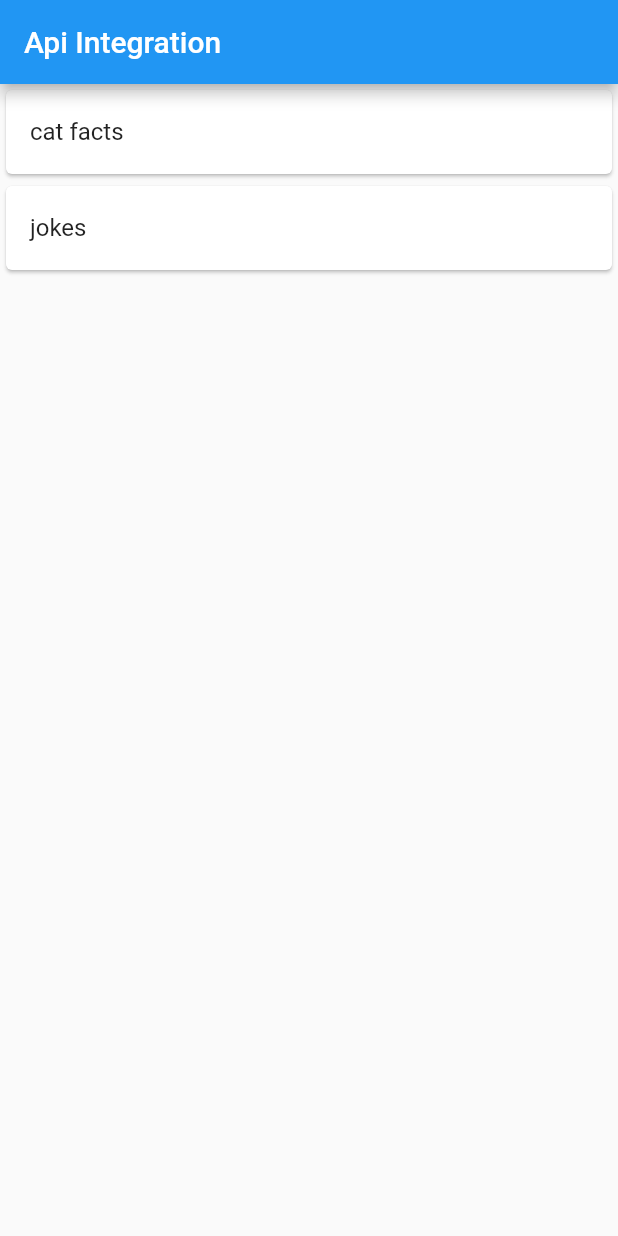
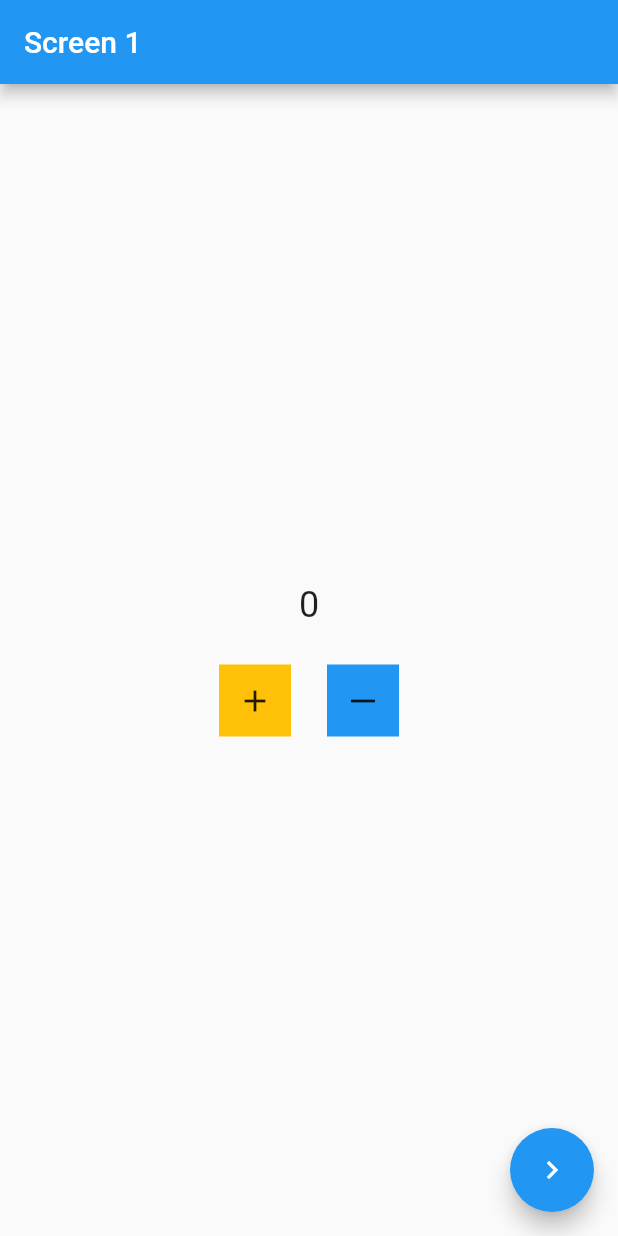
Before and after one commit to CodeCrypt05/API-Integration, a Flutter app: the screen it shows after launch, on a phone screen of 412 x 824 dp. Run offline on Flutter 3.47's test engine with Material 2 defaults, Android fonts, the phone set to English and light mode, and no system bars; our stand-ins replace flutter_bloc, shimmer.

Commit message:
practice provider

```diff
--- /dev/null
+++ b/lib/bloc/count_event.dart
@@ -0,0 +1,5 @@
+abstract class CountEvent {}
+
+class IncrementEvent extends CountEvent {}
+
+class DecrementEvent extends CountEvent {}
--- /dev/null
+++ b/lib/bloc/count_state.dart
@@ -0,0 +1,6 @@
+abstract class CountState {}
+
+class InitialState extends CountState {
+  final int count;
+  InitialState(this.count);
+}
--- a/lib/main.dart
+++ b/lib/main.dart
@@ -1,6 +1,13 @@
+import 'package:api_integration1/bloc/count_bloc.dart';
+import 'package:api_integration1/pages/number_count/number_count1.dart';
+import 'package:api_integration1/pages/number_count_with_provider/screen1.dart';
+import 'package:api_integration1/provider/count_provider.dart';
+import 'package:api_integration1/screens/shimmer_wffect.dart';
 import 'package:flutter/material.dart';
 
 import 'package:api_integration1/screens/home.dart';
+import 'package:flutter_bloc/flutter_bloc.dart';
+import 'package:provider/provider.dart';
 
 void main() {
   runApp(const MyApp());
@@ -12,13 +19,16 @@ class MyApp extends StatelessWidget {
   // This widget is the root of your application.
   @override
   Widget build(BuildContext context) {
-    return MaterialApp(
-      title: 'Flutter Demo',
-      theme: ThemeData(
-        primarySwatch: Colors.blue,
-        visualDensity: VisualDensity.adaptivePlatformDensity,
+    return ChangeNotifierProvider(
+      create: (context) => CountProvider(),
+      child: MaterialApp(
+        title: 'Flutter Demo',
+        theme: ThemeData(
+          primarySwatch: Colors.blue,
+          visualDensity: VisualDensity.adaptivePlatformDensity,
+        ),
+        home: Screen1(),
       ),
-      home: HomeScreen(),
     );
   }
 }
--- /dev/null
+++ b/lib/pages/number_count_with_provider/screen1.dart
@@ -0,0 +1,75 @@
+import 'package:api_integration1/pages/number_count_with_provider/screen2.dart';
+import 'package:api_integration1/provider/count_provider.dart';
+import 'package:flutter/material.dart';
+import 'package:provider/provider.dart';
+
+class Screen1 extends StatefulWidget {
+  const Screen1({super.key});
+
+  @override
+  State<Screen1> createState() => _Screen1State();
+}
+
+class _Screen1State extends State<Screen1> {
+  @override
+  Widget build(BuildContext context) {
+    return Scaffold(
+      floatingActionButton: FloatingActionButton(
+        onPressed: () {},
+        child: Icon(Icons.navigate_next_outlined),
+      ),
+      appBar: AppBar(
+        title: Text('Screen 1'),
+      ),
+      body: Consumer<CountProvider>(
+        builder: (context, value, child) {
+          final count = value.count;
+          return Container(
+            width: double.infinity,
+            margin: EdgeInsets.only(left: 20, right: 20),
+            child: Column(
+              mainAxisAlignment: MainAxisAlignment.center,
+              children: [
+                Text(
+                  count.toString(),
+                  style: TextStyle(fontSize: 24),
+                ),
+                Container(
+                  margin: EdgeInsets.only(top: 26),
+                  child: Row(
+                    mainAxisAlignment: MainAxisAlignment.center,
+                    children: [
+                      Container(
+                        color: Colors.amber,
+                        child: IconButton(
+                          onPressed: () {
+                            value.incrementNumber();
+                          },
+                          icon: Icon(Icons.add),
+                        ),
+                      ),
+                      SizedBox(
+                        width: 24,
+                      ),
+                      Container(
+                        color: Colors.blue,
+                        child: IconButton(
+                          onPressed: () {
+                            value.decrementCount();
+                          },
+                          icon: Icon(
+                            Icons.horizontal_rule_outlined,
+                          ),
+                        ),
+                      ),
+                    ],
+                  ),
+                )
+              ],
+            ),
+          );
+        },
+      ),
+    );
+  }
+}
--- /dev/null
+++ b/lib/provider/count_provider.dart
@@ -0,0 +1,15 @@
+import 'package:flutter/material.dart';
+
+class CountProvider extends ChangeNotifier {
+  int count = 0;
+
+  void incrementNumber() {
+    count++;
+    notifyListeners();
+  }
+
+  void decrementCount() {
+    count--;
+    notifyListeners();
+  }
+}
--- a/pubspec.yaml
+++ b/pubspec.yaml
@@ -37,6 +37,7 @@ dependencies:
   cupertino_icons: ^1.0.2
   http: ^1.1.0
   shimmer: ^3.0.0
+  flutter_bloc: ^8.1.3
 
 dev_dependencies:
   flutter_test:
```
Also changed, not shown: lib/bloc/count_bloc.dart (added, +18 -0 lines), lib/pages/number_count/number_count1.dart (added, +84 -0 lines), lib/pages/number_count/number_count2.dart (added, +80 -0 lines), lib/pages/number_count_with_provider/screen2.dart (added, +63 -0 lines), lib/pages/show_error.dart/error_screen.dart (added, +47 -0 lines), lib/provider/error_provider.dart (added, +18 -0 lines), lib/screens/shimmer_wffect.dart (added, +43 -0 lines), pubspec.lock.
